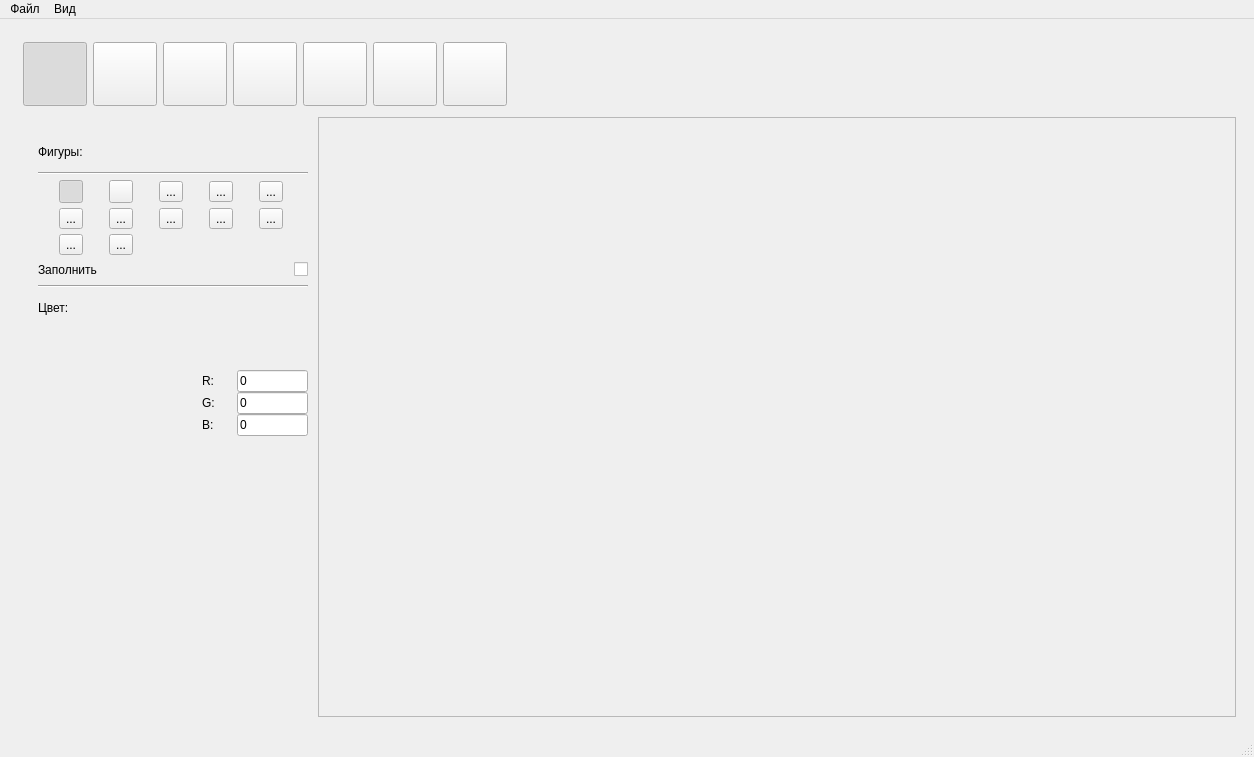
This is BoysBandProject/bbpaint/bbproject.ui in Maxon2019/BoysBandProject as Qt 5 draws it before an edit. The edited form follows.
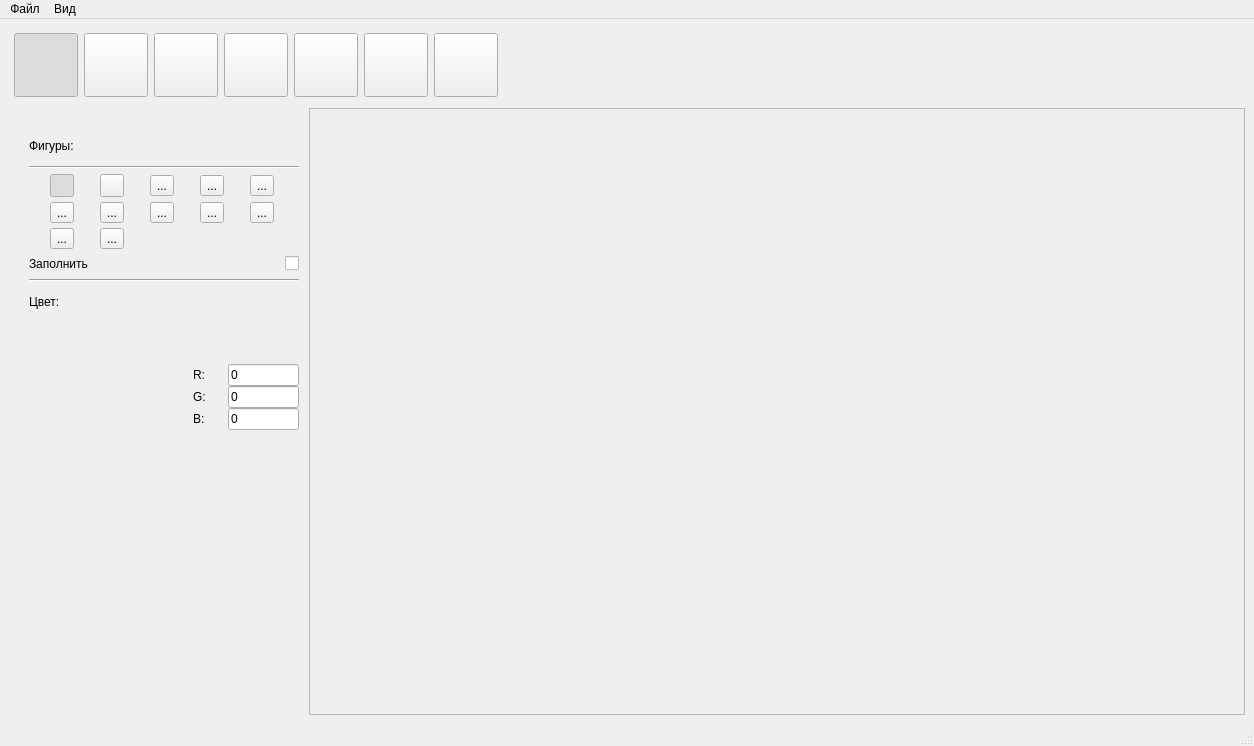
This is the edited form. The open tabs and pages were chosen to show the change. Icons and pictures are not drawn.

Patch:
```diff
--- a/BoysBandProject/bbpaint/bbproject.ui
+++ b/BoysBandProject/bbpaint/bbproject.ui
@@ -7,7 +7,7 @@
     <x>0</x>
     <y>0</y>
     <width>1254</width>
-    <height>732</height>
+    <height>746</height>
    </rect>
   </property>
   <property name="sizePolicy">
@@ -22,15 +22,6 @@
   <widget class="QWidget" name="centralwidget">
   <layout class="QHBoxLayout" name="horizontalLayout_100">
     <item>
-   <widget class="QWidget" name="verticalLayoutWidget">
-    <property name="geometry">
-     <rect>
-      <x>0</x>
-      <y>0</y>
-      <width>1251</width>
-      <height>688</height>
-     </rect>
-    </property>
     <layout class="QVBoxLayout" name="verticalLayout">
      <property name="sizeConstraint">
       <enum>QLayout::SetNoConstraint</enum>
@@ -630,7 +621,7 @@
                </widget>
               </item>
               <item row="1" column="1">
-               <widget class="QToolButton" name="shape_star">
+                <widget class="QToolButton" name="shape_circle">
                 <property name="text">
                  <string>...</string>
                 </property>
@@ -672,7 +663,7 @@
                </widget>
               </item>
               <item row="0" column="2">
-               <widget class="QToolButton" name="shape_circle">
+                <widget class="QToolButton" name="shape_curved">
                 <property name="text">
                  <string>...</string>
                 </property>
@@ -1502,8 +1493,8 @@
           <rect>
            <x>0</x>
            <y>0</y>
-           <width>764</width>
-           <height>637</height>
+             <width>930</width>
+             <height>598</height>
           </rect>
          </property>
          <layout class="QHBoxLayout" name="horizontalLayout_2">
@@ -1521,7 +1512,6 @@
       </layout>
      </item>
     </layout>
-   </widget>
    </item>
    </layout>
   </widget>
```
Left out of the diff: 53 changed lines with no effect on the pictures. Lines whose indentation alone changed are shown as unchanged.
